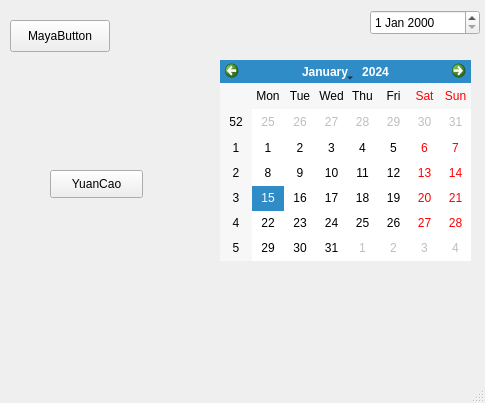
Ling2251/CS1C-Qt-Group-Project, file mainwindow.ui: the form before one commit.
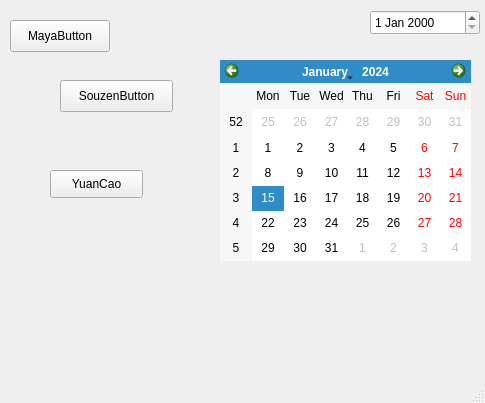
The form after the commit.

```diff
--- a/mainwindow.ui
+++ b/mainwindow.ui
@@ -60,6 +60,19 @@
      <string>YuanCao</string>
     </property>
    </widget>
+   <widget class="QPushButton" name="pushButton_3">
+    <property name="geometry">
+     <rect>
+      <x>60</x>
+      <y>80</y>
+      <width>113</width>
+      <height>32</height>
+     </rect>
+    </property>
+    <property name="text">
+     <string>SouzenButton</string>
+    </property>
+   </widget>
   </widget>
   <widget class="QMenuBar" name="menubar">
    <property name="geometry">
```
Left out of the diff: 2 changed lines with no effect on the pictures.
